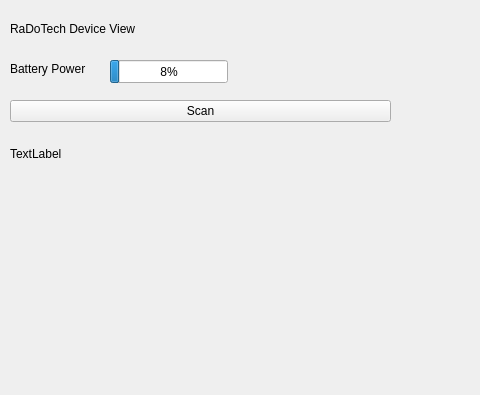
Above: RaDoTechSimulation/RaDoTechSimulation/mainwindow.ui from abdelshafei/Team26RaDoTechSimulation before the change; both pictures show x 0 to 480 and y 0 to 395 of the 820 by 602 pixel window. Below: the same form after it.
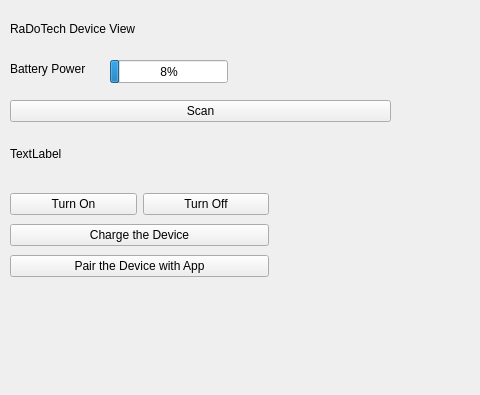
That is the form after the change.

The edit to the form file:
```diff
--- a/RaDoTechSimulation/RaDoTechSimulation/mainwindow.ui
+++ b/RaDoTechSimulation/RaDoTechSimulation/mainwindow.ui
@@ -115,6 +115,50 @@
        <string>Back to Measure App</string>
       </property>
      </widget>
+     <widget class="QWidget" name="verticalLayoutWidget_3">
+      <property name="geometry">
+       <rect>
+        <x>10</x>
+        <y>190</y>
+        <width>259</width>
+        <height>91</height>
+       </rect>
+      </property>
+      <layout class="QVBoxLayout" name="verticalLayout_3">
+       <item>
+        <layout class="QHBoxLayout" name="horizontalLayout">
+         <item>
+          <widget class="QPushButton" name="OnButton">
+           <property name="text">
+            <string>Turn On</string>
+           </property>
+          </widget>
+         </item>
+         <item>
+          <widget class="QPushButton" name="OffButton">
+           <property name="text">
+            <string>Turn Off</string>
+           </property>
+          </widget>
+         </item>
+        </layout>
+       </item>
+       <item>
+        <widget class="QPushButton" name="ChargeButton">
+         <property name="text">
+          <string>Charge the Device</string>
+         </property>
+        </widget>
+       </item>
+       <item>
+        <widget class="QPushButton" name="PairButton">
+         <property name="text">
+          <string>Pair the Device with App</string>
+         </property>
+        </widget>
+       </item>
+      </layout>
+     </widget>
     </widget>
     <widget class="QWidget" name="AppView">
      <widget class="QPushButton" name="GoToDeviceViewButton">
```
